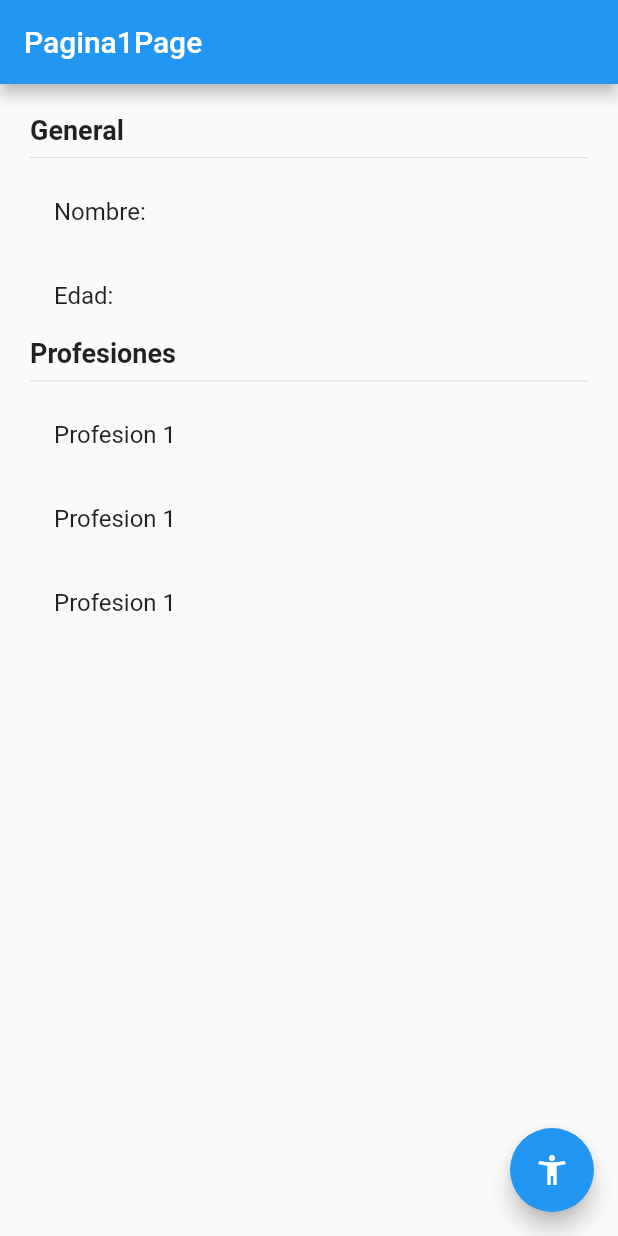
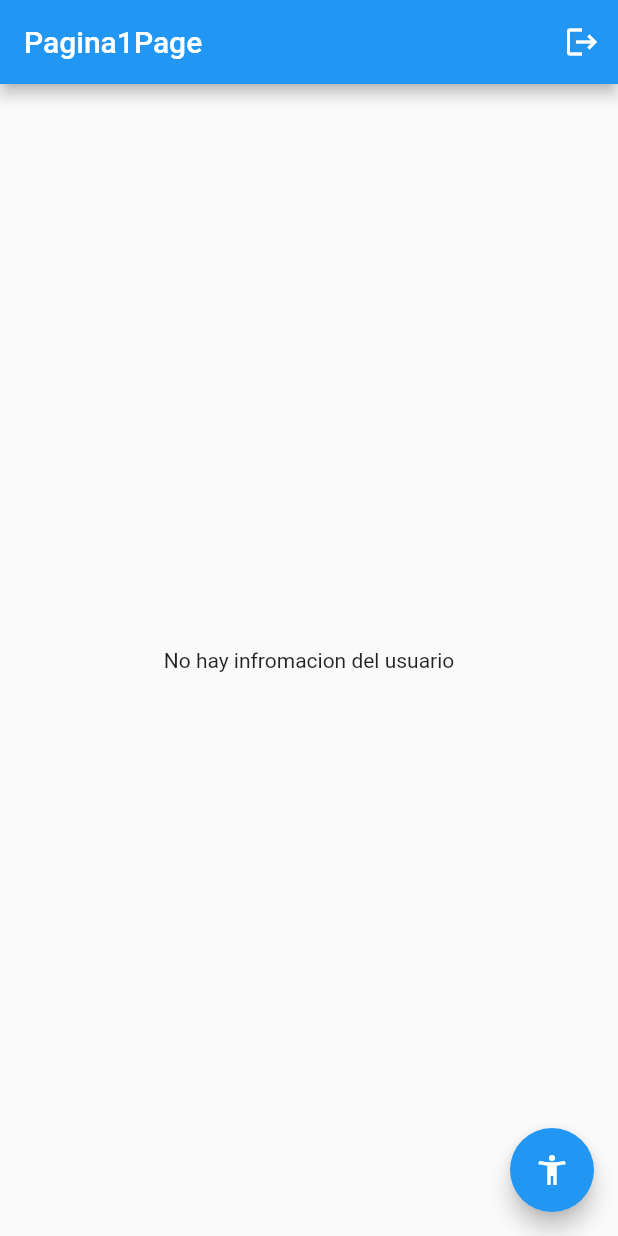
Before and after one commit to m4zna/estados, a Flutter app: the screen it shows after launch, on a phone screen of 412 x 824 dp. Run offline on Flutter 3.47's test engine with Material 2 defaults, Android fonts, the phone set to English and light mode, and no system bars; our stand-ins replace flutter_bloc.

Commit message:
cubit listo

```diff
--- /dev/null
+++ b/lib/bloc/usuario/usuario_cubit.dart
@@ -0,0 +1,37 @@
+import 'package:estados/models/usuario.dart';
+import 'package:flutter_bloc/flutter_bloc.dart';
+import 'package:meta/meta.dart';
+
+part 'usuario_state.dart';
+
+class UsuarioCubit extends Cubit<UsuarioState> {
+  UsuarioCubit() : super(UsuarioInitial());
+
+  void seleccionarUsuario(Usuario user){
+    emit(UsuarioActivo(user));
+  }
+
+  void cambiarEdad(int edad){
+    final currentState = state;
+    if(currentState is UsuarioActivo){
+      final newUser = currentState.usuario.copyWith(edad: 35);
+      emit(UsuarioActivo(newUser ));
+    }
+  }
+
+  void agregarProfesion(){
+    final currentState = state;
+    if(currentState is UsuarioActivo){
+      final newProfesiones = [
+        ...?currentState.usuario.profesiones,
+        'Profesion ${currentState.usuario.profesiones!.length+1}'
+      ];
+      final newUser = currentState.usuario.copyWith(profesiones: newProfesiones);
+      emit(UsuarioActivo(newUser ));
+    }
+  }
+
+  void borrarUsuario(){
+    emit(UsuarioInitial());
+  }
+}
--- /dev/null
+++ b/lib/bloc/usuario/usuario_state.dart
@@ -0,0 +1,15 @@
+part of 'usuario_cubit.dart';
+
+@immutable
+abstract class UsuarioState{}
+
+class UsuarioInitial extends UsuarioState{
+  final existeUsuario = false;
+}
+
+class UsuarioActivo extends UsuarioState{
+  final existeUsuario = true;
+  final Usuario usuario;
+
+  UsuarioActivo(this.usuario);
+}
--- a/lib/main.dart
+++ b/lib/main.dart
@@ -1,6 +1,8 @@
+import 'package:estados/bloc/usuario/usuario_cubit.dart';
 import 'package:estados/pages/pagina1_pages.dart';
 import 'package:estados/pages/pagina2_pages.dart';
 import 'package:flutter/material.dart';
+import 'package:flutter_bloc/flutter_bloc.dart';
 
 void main() {
   runApp(const MyApp());
@@ -11,7 +13,11 @@ class MyApp extends StatelessWidget {
 
   @override
   Widget build(BuildContext context) {
-    return MaterialApp(
+    return MultiBlocProvider(
+      providers: [
+        BlocProvider(create: (_) => UsuarioCubit())
+      ],
+      child: MaterialApp(
         debugShowCheckedModeBanner: false,
         title: 'Flutter Demo',
         initialRoute: 'pagina1',
@@ -19,6 +25,7 @@ class MyApp extends StatelessWidget {
           'pagina1' : (_)=>Pagina1Page(),
           'pagina2' : (_)=>Pagina2Page(),
         },
+      ),
     );
   }
 }
--- a/lib/models/usuario.dart
+++ b/lib/models/usuario.dart
@@ -1,7 +1,12 @@
 class Usuario{
-  String? nombre;
-  int? edad;
-  List<String>? profesiones;
+  final String? nombre;
+  final int? edad;
+  final List<String>? profesiones;
 
   Usuario({this.nombre, this.edad, this.profesiones});
+
+  Usuario copyWith({String? nombre, int? edad, List<String>? profesiones}){
+    return Usuario(nombre: nombre?? this.nombre, edad: edad??this.edad, profesiones: profesiones ?? this.profesiones);
+  }
+
 }
--- a/lib/pages/pagina1_pages.dart
+++ b/lib/pages/pagina1_pages.dart
@@ -1,4 +1,7 @@
+import 'package:estados/bloc/usuario/usuario_cubit.dart';
+import 'package:estados/models/usuario.dart';
 import 'package:flutter/material.dart';
+import 'package:flutter_bloc/flutter_bloc.dart';
 
 class Pagina1Page extends StatelessWidget {
   const Pagina1Page({Key? key}) : super(key: key);
@@ -6,38 +9,101 @@ class Pagina1Page extends StatelessWidget {
   @override
   Widget build(BuildContext context) {
     return Scaffold(
-        appBar: AppBar(
-            title: const Text('Pagina1Page')),
-        body: InformacionUsuario(),
+      appBar: AppBar(
+        title: const Text('Pagina1Page'),
+        actions: [
+          IconButton(
+              onPressed: () {
+                context.read<UsuarioCubit>().borrarUsuario();
+              },
+              icon: const Icon(
+                Icons.logout,
+              ))
+        ],
+      ),
+      body: const BodyScaffold(),
       floatingActionButton: FloatingActionButton(
-        child: Icon(Icons.accessibility_new),
-        onPressed: (){
-                Navigator.pushNamed(context, 'pagina2');
+        child: const Icon(Icons.accessibility_new),
+        onPressed: () {
+          Navigator.pushNamed(context, 'pagina2');
         },
       ),
     );
   }
 }
 
-class InformacionUsuario extends StatelessWidget{
+class BodyScaffold extends StatelessWidget {
+  const BodyScaffold({
+    Key? key,
+  }) : super(key: key);
+
+  @override
+  Widget build(BuildContext context) {
+    return BlocBuilder<UsuarioCubit, UsuarioState>(
+      builder: (_, state) {
+        switch (state.runtimeType) {
+          case (UsuarioInitial):
+            return const Center(
+              child: Text('No hay infromacion del usuario'),
+            );
+            break;
+          case (UsuarioActivo):
+            return InformacionUsuario((state as UsuarioActivo).usuario);
+            break;
+          default:
+            return const Center(
+              child: Text('Estdo no reconocido'),
+            );
+        }
+        /*if (state is UsuarioInitial) {
+          return Center(
+            child: Text('No hay infromacion del usuario'),
+          );
+        } else if (state is UsuarioActivo) {
+          return InformacionUsuario(state.usuario);
+        }else{
+          return Center(child: Text('Estdo no reconocido'),);
+        }*/
+      },
+    );
+  }
+}
+
+class InformacionUsuario extends StatelessWidget {
+  final Usuario usuario;
+
+  const InformacionUsuario(this.usuario);
+
   @override
   Widget build(BuildContext context) {
     return Container(
       width: double.infinity,
       height: double.infinity,
-      padding: EdgeInsets.all(20.0),
+      padding: const EdgeInsets.all(20.0),
       child: Column(
         crossAxisAlignment: CrossAxisAlignment.start,
         children: [
-          Text('General', style: TextStyle(fontSize: 18, fontWeight: FontWeight.bold),),
-          Divider(),
-          ListTile( title: Text('Nombre: '),),
-          ListTile( title: Text('Edad: '),),
-          Text('Profesiones', style: TextStyle(fontSize: 18, fontWeight: FontWeight.bold),),
-          Divider(),
-          ListTile( title: Text('Profesion 1'),),
-          ListTile( title: Text('Profesion 1'),),
-          ListTile( title: Text('Profesion 1'),),
+          const Text(
+            'General',
+            style: TextStyle(fontSize: 18, fontWeight: FontWeight.bold),
+          ),
+          const Divider(),
+          ListTile(
+            title: Text('Nombre: ${usuario.nombre}'),
+          ),
+          ListTile(
+            title: Text('Edad: ${usuario.edad}'),
+          ),
+          const Text(
+            'Profesiones',
+            style: TextStyle(fontSize: 18, fontWeight: FontWeight.bold),
+          ),
+          const Divider(),
+          ...usuario.profesiones!
+              .map((profesion) => ListTile(
+                    title: Text(profesion),
+                  ))
+              .toList()
         ],
       ),
     );
--- a/pubspec.yaml
+++ b/pubspec.yaml
@@ -36,6 +36,7 @@ dependencies:
   # The following adds the Cupertino Icons font to your application.
   # Use with the CupertinoIcons class for iOS style icons.
   cupertino_icons: ^1.0.2
+  flutter_bloc: ^8.1.1
 
 dev_dependencies:
   flutter_test:
```
Also changed, not shown: lib/pages/pagina2_pages.dart (+28 -6 lines), pubspec.lock. Lines whose indentation alone changed are shown as unchanged.
